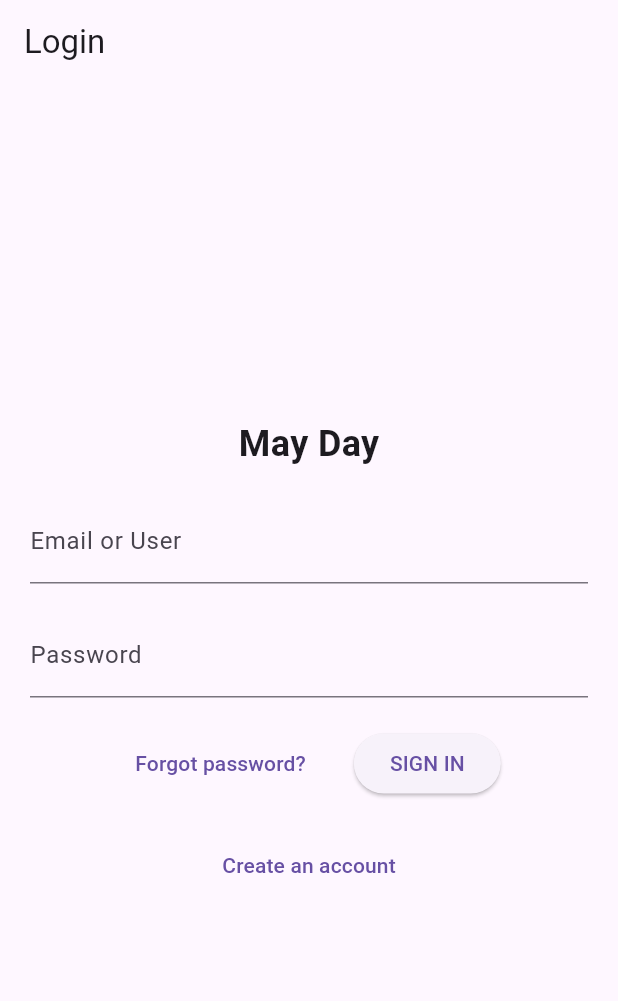
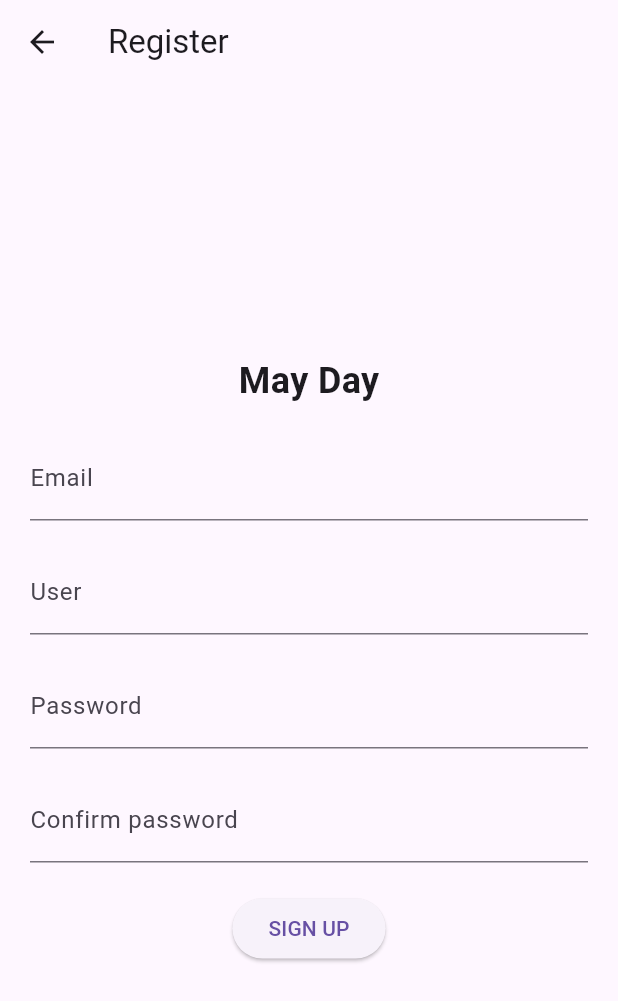
Before and after one commit to joslex9/Movil, a Flutter app: the screen it shows after launch, after a tap on "Create an account", on a phone screen of 412 x 824 dp. Shown: the top 1001 px of the screen. Run offline on Flutter 3.47's test engine with Material 3 defaults, Android fonts, the phone set to English and light mode, and no system bars.

Commit message:
Descripción de los cambios

```diff
--- a/lib/Widgets/Login.dart
+++ b/lib/Widgets/Login.dart
@@ -1,4 +1,6 @@
+// ignore: file_names
 import 'package:flutter/material.dart';
+import 'RegisterPage.dart'; // Importa la página de registro
 
 class LoginPage extends StatelessWidget {
   @override
@@ -59,8 +61,11 @@ class LoginPage extends StatelessWidget {
             SizedBox(height: 20),
             TextButton(
               onPressed: () {
-                // Lógica para "Create an account"
-                // Por ejemplo, navegar a la página de registro
+                // Navegar a la página de registro (RegisterPage)
+                Navigator.push(
+                  context,
+                  MaterialPageRoute(builder: (context) => RegisterPage()),
+                );
               },
               child: Text('Create an account'),
             ),
--- /dev/null
+++ b/lib/Widgets/RegisterPage.dart
@@ -0,0 +1,64 @@
+import 'package:flutter/material.dart';
+
+class RegisterPage extends StatelessWidget {
+  @override
+  Widget build(BuildContext context) {
+    return Scaffold(
+      appBar: AppBar(
+        title: Text('Register'),
+      ),
+      body: Center(
+        child: Column(
+          mainAxisAlignment: MainAxisAlignment.center,
+          children: [
+            Text(
+              'May Day',
+              style: TextStyle(fontSize: 24, fontWeight: FontWeight.bold),
+            ),
+            SizedBox(height: 20),
+            Padding(
+              padding: const EdgeInsets.symmetric(horizontal: 20),
+              child: const Column(
+                children: [
+                  TextField(
+                    decoration: InputDecoration(
+                      labelText: 'Email',
+                    ),
+                  ),
+                  SizedBox(height: 20),
+                  TextField(
+                    decoration: InputDecoration(
+                      labelText: 'User',
+                    ),
+                  ),
+                  SizedBox(height: 20),
+                  TextField(
+                    decoration: InputDecoration(
+                      labelText: 'Password',
+                    ),
+                    obscureText: true,
+                  ),
+                  SizedBox(height: 20),
+                  TextField(
+                    decoration: InputDecoration(
+                      labelText: 'Confirm password',
+                    ),
+                    obscureText: true,
+                  ),
+                ],
+              ),
+            ),
+            SizedBox(height: 20),
+            ElevatedButton(
+              onPressed: () {
+                // Lógica para registrar al usuario
+                // Por ejemplo, validar los campos y enviar la información al servidor
+              },
+              child: Text('SIGN UP'),
+            ),
+          ],
+        ),
+      ),
+    );
+  }
+}
--- a/lib/main.dart
+++ b/lib/main.dart
@@ -1,6 +1,6 @@
 import 'package:flutter/material.dart';
 
-import 'Widgets/Login.dart'; // Importar el archivo login.dart
+import 'Widgets/Login.dart';
 
 void main() => runApp(MyApp());
 
```
